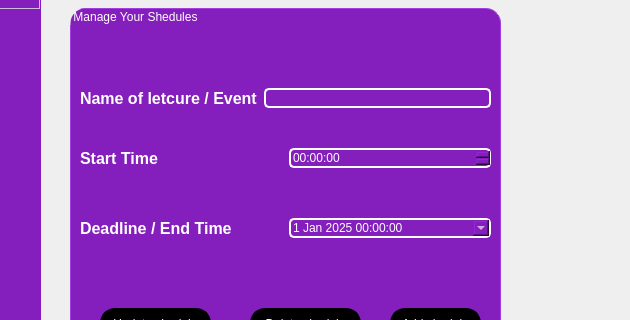
This is shedulemaneger.ui in RashmikaKDH/PersonalOrganizer_OOP_miniproject as Qt 5 draws it before an edit; both pictures show x 650 to 1280 and y 202 to 522 of the 1280 by 768 pixel window. The edited form follows.
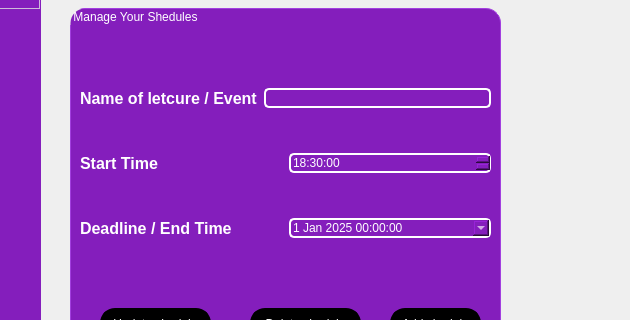
This is the edited form. Icons and pictures are not drawn.

The edit to the form file:
```diff
--- a/shedulemaneger.ui
+++ b/shedulemaneger.ui
@@ -212,7 +212,7 @@
        <x>10</x>
        <y>130</y>
        <width>411</width>
-       <height>41</height>
+       <height>51</height>
       </rect>
      </property>
      <layout class="QHBoxLayout" name="horizontalLayout_2">
@@ -237,12 +237,12 @@
         </property>
         <property name="dateTime">
          <datetime>
-          <hour>0</hour>
-          <minute>0</minute>
+          <hour>18</hour>
+          <minute>30</minute>
           <second>0</second>
-          <year>2000</year>
-          <month>1</month>
-          <day>1</day>
+          <year>1999</year>
+          <month>12</month>
+          <day>31</day>
          </datetime>
         </property>
         <property name="timeSpec">
```
Left out of the diff: 6 changed lines with no effect on the pictures.
